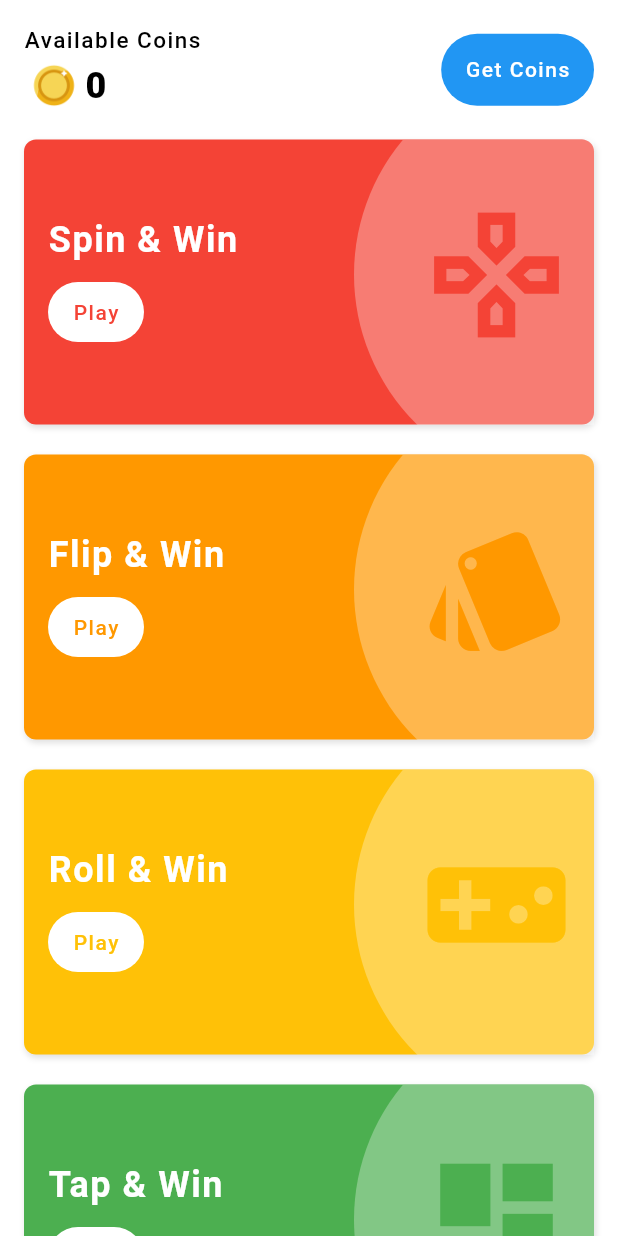
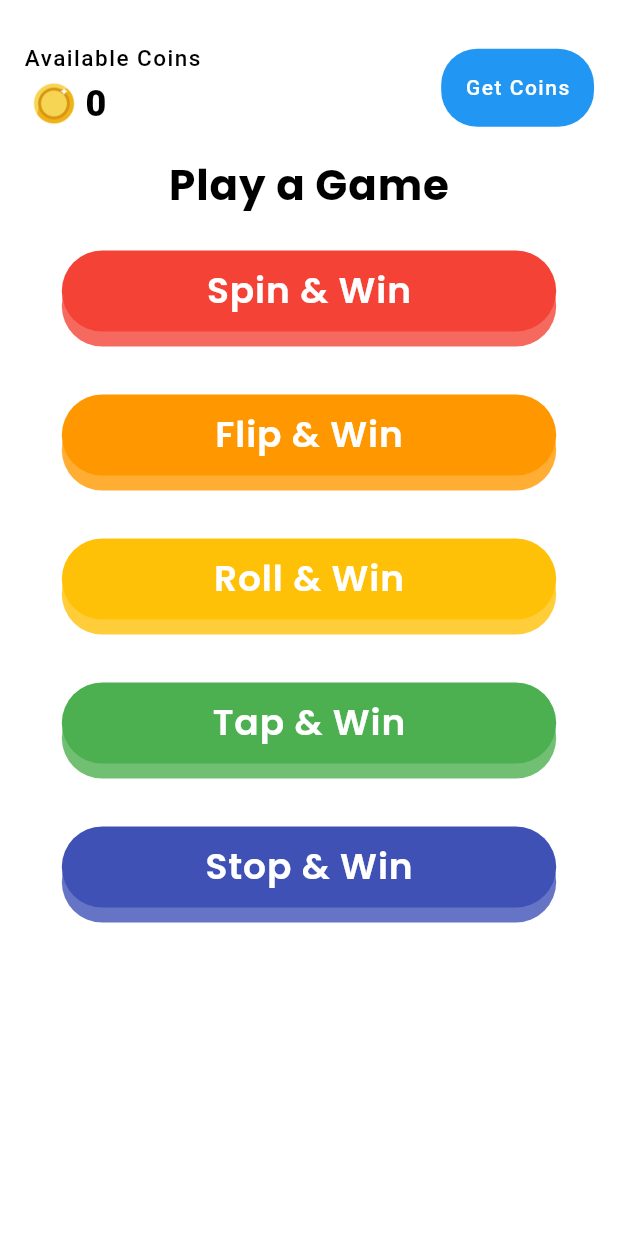
Before and after one commit to seraaaaaaaa/flutter_mini_games, a Flutter app: the screen it shows after launch, on a phone screen of 412 x 824 dp. Run offline on Flutter 3.47's test engine with Material 3 defaults, Android fonts, the phone set to English and light mode, and no system bars; drawn by our look-alikes of animated_flip_counter; our stand-ins replace carousel_slider, flip_card, flutter_svg, google_fonts, responsive_framework, shared_preferences; missing offline and left inert: scratcher.

Commit message:
Update home page UI - replace game cards with button design

```diff
--- a/lib/enum/games.dart
+++ b/lib/enum/games.dart
@@ -39,7 +39,7 @@ enum Games {
     icon: Icons.pan_tool_alt,
     backgroundImg: 'assets/background/vertical-waves-haikei.svg',
     requiredCoins: 100,
-    color: Colors.teal,
+    color: Colors.indigo,
   ),
   ;
 
--- a/lib/screen/home/home.dart
+++ b/lib/screen/home/home.dart
@@ -2,16 +2,16 @@ import 'dart:math';
 
 import 'package:animated_flip_counter/animated_flip_counter.dart';
 import 'package:flutter/material.dart';
+import 'package:google_fonts/google_fonts.dart';
+import 'package:mini_games/screen/home/widgets/game_button.dart';
 import 'package:mini_games/services/coin_services.dart';
 import 'package:mini_games/enum/games.dart';
 import 'package:mini_games/screen/games/stop/stop_win.dart';
-import 'package:mini_games/screen/home/widgets/game_card.dart';
 import 'package:mini_games/screen/games/spin/spin_win.dart';
 import 'package:mini_games/screen/games/tap/tap_win.dart';
 import 'package:mini_games/screen/games/roll/roll_win.dart';
 import 'package:mini_games/screen/games/flip/flip_win.dart';
 import 'package:mini_games/themes/constant.dart';
-import 'package:responsive_framework/responsive_framework.dart';
 
 class HomeScreen extends StatefulWidget {
   const HomeScreen({super.key});
@@ -46,9 +46,9 @@ class HomeScreenState extends State<HomeScreen> {
     return Scaffold(
       body: SafeArea(
         child: SingleChildScrollView(
-          padding: const EdgeInsets.all(16),
+          padding: const EdgeInsets.symmetric(horizontal: 16, vertical: 28),
           child: Column(
-            crossAxisAlignment: CrossAxisAlignment.start,
+            crossAxisAlignment: CrossAxisAlignment.center,
             children: [
               Row(
                 mainAxisAlignment: MainAxisAlignment.spaceBetween,
@@ -99,38 +99,36 @@ class HomeScreenState extends State<HomeScreen> {
                               });
                             },
                       child: const Padding(
-                        padding: EdgeInsets.symmetric(vertical: 4),
+                        padding: EdgeInsets.symmetric(vertical: 6),
                         child: Text('Get Coins'),
                       )),
                 ],
               ),
-              Padding(
-                padding: const EdgeInsets.symmetric(vertical: kPadding),
-                child: GridView.builder(
-                  physics: const NeverScrollableScrollPhysics(),
-                  shrinkWrap: true,
-                  gridDelegate: SliverGridDelegateWithFixedCrossAxisCount(
-                    childAspectRatio: 2,
-                    crossAxisCount:
-                        ResponsiveBreakpoints.of(context).smallerThan(TABLET)
-                            ? 1
-                            : 2,
-                    crossAxisSpacing: 20,
-                    mainAxisSpacing: 20,
+              Container(
+                alignment: Alignment.center,
+                padding: const EdgeInsets.only(top: kPadding, bottom: 10),
+                child: Text(
+                  'Play a Game',
+                  style: GoogleFonts.poppins(
+                    textStyle: Theme.of(context)
+                        .textTheme
+                        .headlineMedium!
+                        .copyWith(fontWeight: FontWeight.bold),
                   ),
-                  itemCount: _games.length,
-                  itemBuilder: (context, index) {
+                ),
+              ),
+              ...List.generate(_games.length, (index) {
                 final game = _games[index];
-                    return GameCard(
+                return GameButton(
                   game: game,
                   onTap: () async {
                     if (_coins < game.requiredCoins) {
-                          ScaffoldMessenger.of(context)
-                              .showSnackBar(const SnackBar(
+                      ScaffoldMessenger.of(context).showSnackBar(const SnackBar(
                         content: Text('Not Enough Coins'),
                       ));
                       return;
                     }
+
                     await Navigator.push(
                       context,
                       MaterialPageRoute(builder: (context) {
@@ -150,9 +148,7 @@ class HomeScreenState extends State<HomeScreen> {
                     _getCoins();
                   },
                 );
-                  },
-                ),
-              ),
+              }),
             ],
           ),
         ),
--- /dev/null
+++ b/lib/screen/home/widgets/game_button.dart
@@ -0,0 +1,107 @@
+import 'package:flutter/material.dart';
+import 'package:google_fonts/google_fonts.dart';
+import 'package:mini_games/enum/games.dart';
+import 'package:mini_games/themes/constant.dart';
+import 'package:responsive_framework/responsive_framework.dart';
+
+class GameButton extends StatefulWidget {
+  final Games game;
+  final Function() onTap;
+
+  const GameButton({
+    super.key,
+    required this.game,
+    required this.onTap,
+  });
+
+  @override
+  State<GameButton> createState() => _GameButtonState();
+}
+
+class _GameButtonState extends State<GameButton> {
+  static const double _shadowHeight = 10;
+  double _position = 10;
+
+  @override
+  Widget build(BuildContext context) {
+    const double height = 64 - _shadowHeight;
+    final size = MediaQuery.of(context).size;
+    final double width = ResponsiveBreakpoints.of(context).smallerThan(TABLET)
+        ? size.width * .8
+        : size.width * .32;
+
+    return MouseRegion(
+      cursor: SystemMouseCursors.click,
+      child: GestureDetector(
+        onTap: widget.onTap,
+        onTapUp: (_) {
+          setState(() {
+            _position = 10;
+          });
+        },
+        onTapDown: (_) {
+          setState(() {
+            _position = 0;
+          });
+        },
+        onTapCancel: () {
+          setState(() {
+            _position = 10;
+          });
+        },
+        child: Padding(
+          padding: const EdgeInsets.symmetric(vertical: kPadding),
+          child: SizedBox(
+            height: height + _shadowHeight,
+            width: width,
+            child: Stack(
+              children: [
+                Positioned(
+                  bottom: 0,
+                  child: Container(
+                    height: height,
+                    width: width,
+                    decoration: BoxDecoration(
+                      color: widget.game.color.withOpacity(0.8),
+                      borderRadius: const BorderRadius.all(
+                        Radius.circular(40),
+                      ),
+                    ),
+                  ),
+                ),
+                AnimatedPositioned(
+                  curve: Curves.easeIn,
+                  bottom: _position,
+                  duration: const Duration(milliseconds: 70),
+                  child: Container(
+                    height: height,
+                    width: width,
+                    decoration: BoxDecoration(
+                      color: widget.game.color,
+                      borderRadius: const BorderRadius.all(
+                        Radius.circular(40),
+                      ),
+                    ),
+                    child: Center(
+                      child: Text(
+                        widget.game.name,
+                        style: GoogleFonts.poppins(
+                          textStyle: Theme.of(context)
+                              .textTheme
+                              .headlineSmall!
+                              .copyWith(
+                                color: kWhiteColor,
+                              ),
+                        ),
+                      ),
+                    ),
+                  ),
+                ),
+              ],
+            ),
+          ),
+        ),
+      ),
+    );
+  }
+}
--- a/lib/screen/home/widgets/game_card.dart
+++ /dev/null
@@ -1,81 +0,0 @@
-import 'package:flutter/material.dart';
-import 'package:mini_games/enum/games.dart';
-import 'package:mini_games/themes/constant.dart';
-
-class GameCard extends StatelessWidget {
-  final Games game;
-  final Function() onTap;
-
-  const GameCard({
-    super.key,
-    required this.game,
-    required this.onTap,
-  });
-
-  @override
-  Widget build(BuildContext context) {
-    return Container(
-      decoration: BoxDecoration(
-        color: game.color,
-        borderRadius: BorderRadius.circular(8),
-        boxShadow: const [
-          BoxShadow(
-            color: kShadowColor,
-            blurRadius: 3,
-            offset: Offset(1, 2),
-          ),
-        ],
-      ),
-      child: Stack(
-        alignment: Alignment.centerLeft,
-        children: [
-          Positioned(
-            top: -50,
-            right: -120,
-            child: Container(
-              width: 280,
-              height: 280,
-              padding: EdgeInsets.zero,
-              decoration: BoxDecoration(
-                  borderRadius: BorderRadius.circular(280),
-                  color: kWhiteColor.withOpacity(0.3)),
-            ),
-          ),
-          Positioned(
-            top: 40,
-            right: 15,
-            child: Icon(
-              game.icon,
-              size: 100,
-              color: game.color,
-            ),
-          ),
-          Padding(
-            padding: const EdgeInsets.symmetric(horizontal: kPadding),
-            child: Column(
-              crossAxisAlignment: CrossAxisAlignment.start,
-              mainAxisAlignment: MainAxisAlignment.center,
-              children: [
-                Text(
-                  game.name,
-                  style: Theme.of(context)
-                      .textTheme
-                      .headlineSmall!
-                      .copyWith(color: kWhiteColor, letterSpacing: 1),
-                ),
-                const SizedBox(height: 8),
-                TextButton(
-                    style: TextButton.styleFrom(
-                      backgroundColor: kWhiteColor,
-                      foregroundColor: game.color,
-                    ),
-                    onPressed: onTap,
-                    child: const Text('Play')),
-              ],
-            ),
-          ),
-        ],
-      ),
-    );
-  }
-}
```
Lines whose indentation alone changed are shown as unchanged.
